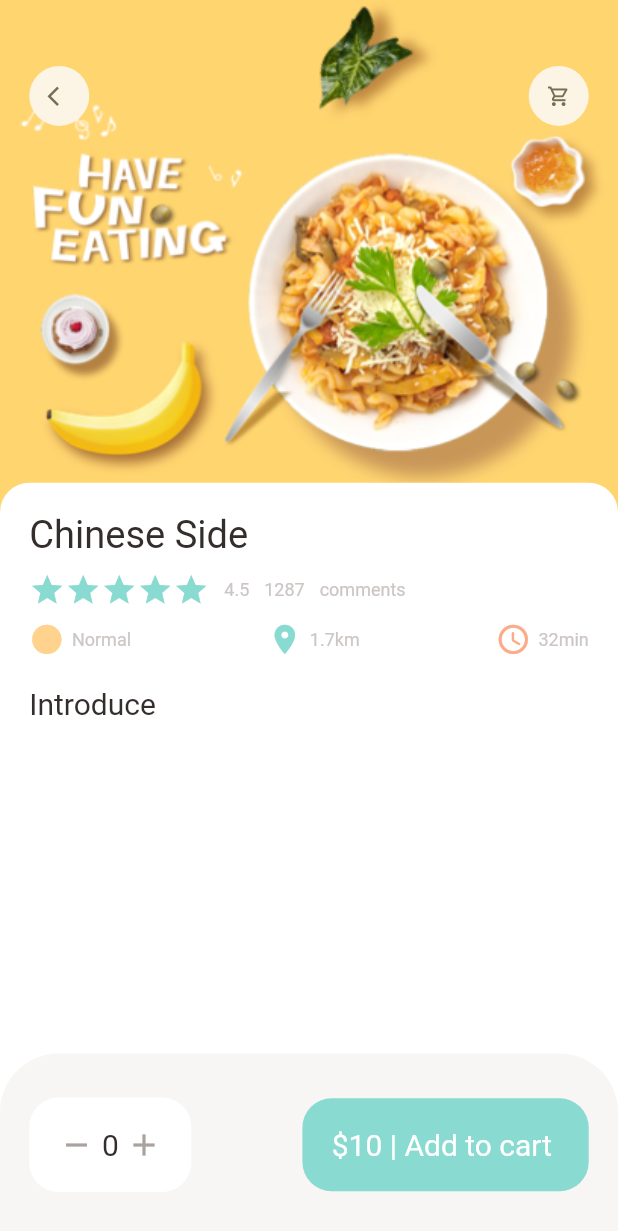
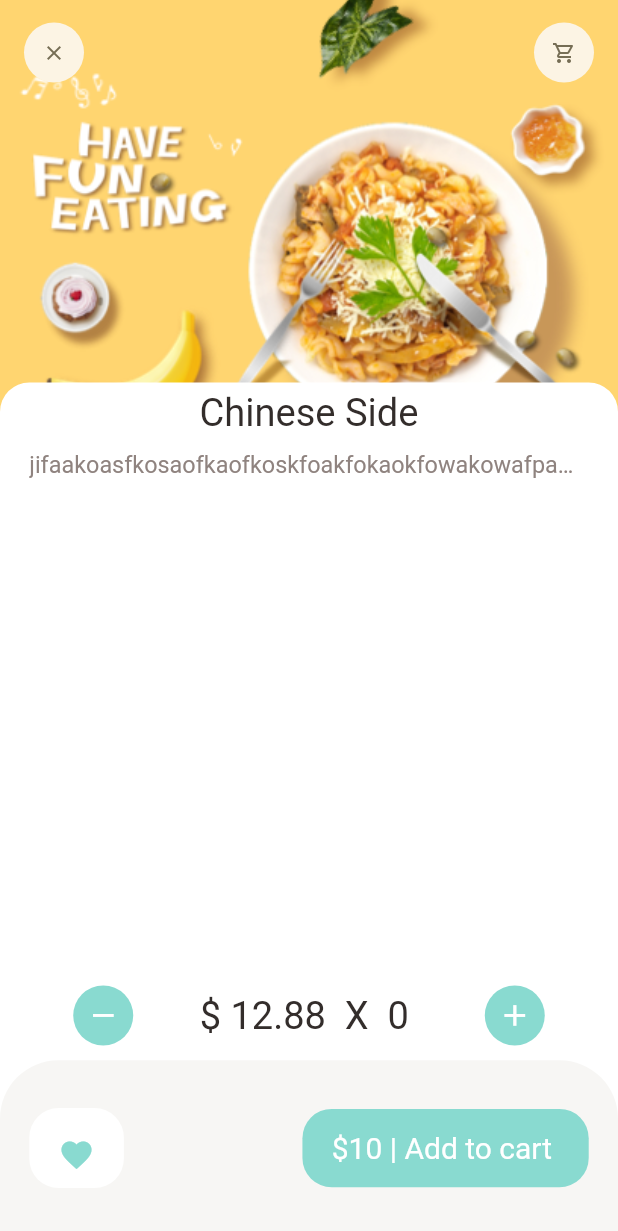
Before and after one commit to AliR20/Food-Delivery, a Flutter app: the screen it shows after launch, on a phone screen of 412 x 824 dp. Shown: the top 1231 px of the screen. Run offline on Flutter 3.47's test engine with Material 2 defaults, Android fonts, the phone set to English and light mode, and no system bars; our stand-ins replace dots_indicator, get.

Commit message:
added recommended food detail

```diff
--- a/lib/main.dart
+++ b/lib/main.dart
@@ -1,5 +1,6 @@
 
 import 'package:e_commerce_model/pages/food/popular_food_detail.dart';
+import 'package:e_commerce_model/pages/food/recommended_food_detail.dart';
 import 'package:flutter/material.dart';
 import 'package:get/get.dart';
 
@@ -11,9 +12,9 @@
   const MyApp({Key? key}) : super(key: key);
   @override
   Widget build(BuildContext context) {
-    return GetMaterialApp(
+    return const GetMaterialApp(
       debugShowCheckedModeBanner: false,
-      home: const PopularFoodDetail(),
+      home: RecommendedFoodDetail(),
     );
   }
 }
--- a/lib/pages/food/popular_food_detail.dart
+++ b/lib/pages/food/popular_food_detail.dart
@@ -1,6 +1,7 @@
 import 'package:e_commerce_model/utils/dimensions.dart';
 import 'package:e_commerce_model/widgets/app_column.dart';
 import 'package:e_commerce_model/widgets/app_icon.dart';
+import 'package:e_commerce_model/widgets/expandable_text_widget.dart';
 import 'package:flutter/material.dart';
 
 import '../../utils/colors.dart';
@@ -14,25 +15,27 @@
     return Scaffold(
       backgroundColor: Colors.white,
       body: Stack(children: [
+        //background image
         Positioned(
           right: 0,
           left: 0,
           child: Container(
             width: double.maxFinite,
             height: Dimensions.popularFoodImgSize,
-            decoration: BoxDecoration(
+            decoration: const BoxDecoration(
                 image: DecorationImage(
                     fit: BoxFit.cover,
                     image: AssetImage('assets/image/food0.png'))),
           ),
         ),
+        //icon widgets
         Positioned(
           left: Dimensions.width20,
           top: Dimensions.height45,
           right: Dimensions.width20,
           child: Row(
             mainAxisAlignment: MainAxisAlignment.spaceBetween,
-            children: [
+            children: const [
               AppIcon(
                 icon: Icons.arrow_back_ios,
               ),
@@ -42,6 +45,7 @@
             ],
           ),
         ),
+        // introduction of food
         Positioned(
           left: 0,
           right: 0,
@@ -63,11 +67,22 @@
             child: Column(
               crossAxisAlignment: CrossAxisAlignment.start,
               children: [
-                AppColumn(text: 'Chinese Side'),
+                const AppColumn(text: 'Chinese Side'),
                 SizedBox(
                   height: Dimensions.height20,
                 ),
-                BigText(text: 'Introduce')
+                const BigText(text: 'Introduce'),
+                 SizedBox(
+                  height: Dimensions.height20,
+                ),
+                const Expanded(
+                  child: SingleChildScrollView(
+                    child: ExpandableTextWidget(
+                      text:
+                          'kejfkassfkaskfmkamsfkmaskmdkasmkfmaskmkmkmzxkcmzkcmc,xzmc,maskmdlsmodwkqoffjowqjfkwqkfoqkofqkofq',
+                    ),
+                  ),
+                ),
               ],
             ),
           ),
@@ -96,7 +111,7 @@
             Container(
               padding: EdgeInsets.only(
                 top: Dimensions.height20,
-                bottom: Dimensions.height20,
+                bottom: Dimensions.height10,
                 right: Dimensions.width20,
                 left: Dimensions.width20,
               ),
@@ -107,18 +122,18 @@
                   color: Colors.white),
               child: Row(
                 children: [
-                  Icon(
+                  const Icon(
                     Icons.remove,
                     color: AppColors.signColor,
                   ),
                   SizedBox(
                     width: Dimensions.width10 / 2,
                   ),
-                  BigText(text: '0'),
+                  const BigText(text: '0'),
                   SizedBox(
                     width: Dimensions.width10 / 2,
                   ),
-                  Icon(
+                  const Icon(
                     Icons.add,
                     color: AppColors.signColor,
                   ),
@@ -126,17 +141,20 @@
               ),
             ),
             Container(
-              padding:  EdgeInsets.only(
-                top: Dimensions.height20,
-                bottom: Dimensions.height20,
+              padding: EdgeInsets.only(
+                top: Dimensions.height15,
+                bottom: Dimensions.height15,
                 right: Dimensions.width20,
                 left: Dimensions.width20,
-              ) ,
+              ),
               decoration: BoxDecoration(
                 borderRadius: BorderRadius.circular(Dimensions.radius20),
                 color: AppColors.mainColor,
               ),
-              child: BigText(text: '\$10 | Add to cart ',color: Colors.white,),
+              child: const BigText(
+                text: '\$10 | Add to cart ',
+                color: Colors.white,
+              ),
             ),
           ],
         ),
--- /dev/null
+++ b/lib/pages/food/recommended_food_detail.dart
@@ -0,0 +1,155 @@
+import 'package:e_commerce_model/utils/colors.dart';
+import 'package:e_commerce_model/utils/dimensions.dart';
+import 'package:e_commerce_model/widgets/app_icon.dart';
+import 'package:e_commerce_model/widgets/big_text.dart';
+import 'package:e_commerce_model/widgets/expandable_text_widget.dart';
+import 'package:flutter/material.dart';
+
+class RecommendedFoodDetail extends StatelessWidget {
+  const RecommendedFoodDetail({Key? key}) : super(key: key);
+
+  @override
+  Widget build(BuildContext context) {
+    return Scaffold(
+      backgroundColor: Colors.white,
+      body: CustomScrollView(
+        slivers: [
+          SliverAppBar(
+            pinned: true,
+            bottom: PreferredSize(
+              preferredSize: Size.fromHeight(20),
+              child: Container(
+                  padding: EdgeInsets.only(top: 5, bottom: 10),
+                  width: double.maxFinite,
+                  decoration: BoxDecoration(
+                    color: Colors.white,
+                    borderRadius: BorderRadius.only(
+                      topLeft: Radius.circular(
+                        Dimensions.radius20,
+                      ),
+                      topRight: Radius.circular(Dimensions.radius20),
+                    ),
+                  ),
+                  child: Center(
+                      child: BigText(
+                    text: 'Chinese Side',
+                    size: Dimensions.font26,
+                  ))),
+            ),
+            toolbarHeight: 70,
+            title: Row(
+              mainAxisAlignment: MainAxisAlignment.spaceBetween,
+              children: [
+                AppIcon(icon: Icons.clear),
+                AppIcon(icon: Icons.shopping_cart_outlined)
+              ],
+            ),
+            backgroundColor: AppColors.yellowColor,
+            expandedHeight: 300,
+            flexibleSpace: FlexibleSpaceBar(
+              background: Image.asset(
+                'assets/image/food0.png',
+                width: double.maxFinite,
+                fit: BoxFit.cover,
+              ),
+            ),
+          ),
+          SliverToBoxAdapter(
+              child: Column(
+            children: [
+              Container(
+                margin: EdgeInsets.only(
+                    left: Dimensions.width20, right: Dimensions.width20),
+                child: ExpandableTextWidget(
+                  text:
+                      'jifaakoasfkosaofkaofkoskfoakfokaokfowakowafpawflcklxvxlkxlbkcoxocosf0afk0fw',
+                ),
+              ),
+            ],
+          )),
+        ],
+      ),
+      bottomNavigationBar: Column(
+        mainAxisSize: MainAxisSize.min,
+        children: [
+          Container(
+            padding: EdgeInsets.only(
+                left: Dimensions.width20 * 2.5,
+                right: Dimensions.width20 * 2.5,
+                top: Dimensions.height10,
+                bottom: Dimensions.height10),
+            child: Row(
+              mainAxisAlignment: MainAxisAlignment.spaceBetween,
+              children: [
+                AppIcon(
+                  icon: Icons.remove,
+                  backgrounColor: AppColors.mainColor,
+                  iconColor: Colors.white,
+                  iconSize: Dimensions.iconSize24,
+                ),
+                BigText(text: '\$ 12.88 ' + ' X ' + ' 0 ',color: AppColors.mainBlackColor,size: Dimensions.font26),
+                AppIcon(
+                  icon: Icons.add,
+                  backgrounColor: AppColors.mainColor,
+                  iconColor: Colors.white,
+                  iconSize: Dimensions.iconSize24,
+                ),
+              ],
+            ),
+          ),
+          Container(
+        height: Dimensions.bottomHeightBar,
+        padding: EdgeInsets.only(
+          top: Dimensions.height30,
+          bottom: Dimensions.height30,
+          left: Dimensions.width20,
+          right: Dimensions.width20,
+        ),
+        decoration: BoxDecoration(
+          color: AppColors.buttonBackgroundColor,
+          borderRadius: BorderRadius.only(
+            topLeft: Radius.circular(
+              Dimensions.radius20 * 2,
+            ),
+            topRight: Radius.circular(Dimensions.radius20 * 2),
+          ),
+        ),
+        child: Row(
+          mainAxisAlignment: MainAxisAlignment.spaceBetween,
+          children: [
+            Container(
+              padding: EdgeInsets.only(
+                top: Dimensions.height20,
+                bottom: Dimensions.height10,
+                right: Dimensions.width20,
+                left: Dimensions.width20,
+              ),
+              decoration: BoxDecoration(
+                  borderRadius: BorderRadius.circular(
+                    Dimensions.radius20,
+                  ),
+                  color: Colors.white),
+              child: Icon(Icons.favorite,color: AppColors.mainColor,)
+            ),
+            Container(
+              padding: EdgeInsets.only(
+                top: Dimensions.height15,
+                bottom: Dimensions.height15,
+                right: Dimensions.width20,
+                left: Dimensions.width20,
+              ),
+              decoration: BoxDecoration(
+                borderRadius: BorderRadius.circular(Dimensions.radius20),
+                color: AppColors.mainColor,
+              ),
+              child: const BigText(
+                text: '\$10 | Add to cart ',
+                color: Colors.white,
+              ),
+            ),
+        ],
+      ),
+          )])
+    );
+  }
+}
--- a/lib/pages/home/food_page_body.dart
+++ b/lib/pages/home/food_page_body.dart
@@ -17,8 +17,8 @@
 class _FoodPageBodyState extends State<FoodPageBody> {
   PageController pageController = PageController(viewportFraction: 0.85);
   var _currPageValue = 0.0;
-  double _scaleFactor = 0.8;
-  double _height = Dimensions.pageViewContainer;
+  final double _scaleFactor = 0.8;
+  final double _height = Dimensions.pageViewContainer;
   @override
   void initState() {
     super.initState();
@@ -40,7 +40,7 @@
     return Column(
       children: [
         //slider section
-        Container(
+        SizedBox(
           height: Dimensions.pageView,
           child: PageView.builder(
               controller: pageController,
@@ -54,8 +54,8 @@
           dotsCount: 5,
           position: _currPageValue,
           decorator: DotsDecorator(
-              size: Size.square(9.0),
-              activeSize: Size(18.0, 9.0),
+              size: const Size.square(9.0),
+              activeSize: const Size(18.0, 9.0),
               activeColor: AppColors.mainColor,
               activeShape: RoundedRectangleBorder(
                 borderRadius: BorderRadius.circular(5.0),
@@ -72,20 +72,20 @@
           child: Row(
             crossAxisAlignment: CrossAxisAlignment.end,
             children: [
-              BigText(text: 'Popular'),
+              const BigText(text: 'Popular'),
               SizedBox(
                 width: Dimensions.width10,
               ),
               Container(
-                margin: EdgeInsets.only(bottom: 3),
-                child: BigText(text: '.', color: Colors.black26),
+                margin: const EdgeInsets.only(bottom: 3),
+                child: const BigText(text: '.', color: Colors.black26),
               ),
               SizedBox(
                 width: Dimensions.width10,
               ),
               Container(
-                margin: EdgeInsets.only(bottom: 2),
-                child: SmallText(text: 'Food pairing'),
+                margin: const EdgeInsets.only(bottom: 2),
+                child: const SmallText(text: 'Food pairing'),
               )
             ],
           ),
@@ -93,7 +93,7 @@
         //List of food and images
         ListView.builder(
             shrinkWrap: true,
-            physics: NeverScrollableScrollPhysics(),
+            physics: const NeverScrollableScrollPhysics(),
             itemCount: 10,
             itemBuilder: (context, index) {
               return Container(
@@ -111,7 +111,7 @@
                           borderRadius:
                               BorderRadius.circular(Dimensions.radius20),
                           color: Colors.white38,
-                          image: DecorationImage(
+                          image: const DecorationImage(
                               fit: BoxFit.cover,
                               image: AssetImage('assets/image/food0.png'))),
                     ),
@@ -132,13 +132,13 @@
                             crossAxisAlignment: CrossAxisAlignment.start,
                             mainAxisAlignment: MainAxisAlignment.center,
                             children: [
-                              BigText(text: 'Nutritious fruit meal in China'),
+                              const BigText(text: 'Nutritious fruit meal in China'),
                               SizedBox(height: Dimensions.height10,),
-                              SmallText(text: 'With chinese characteristics'),
+                              const SmallText(text: 'With chinese characteristics'),
                               SizedBox(height: Dimensions.height10,),
                                  Row(
                       mainAxisAlignment: MainAxisAlignment.spaceBetween,
-                      children: [
+                      children: const [
                         IconAndTextWidget(
                             icon: Icons.circle_sharp,
                             text: 'Normal',
@@ -203,8 +203,8 @@
             ),
             decoration: BoxDecoration(
                 borderRadius: BorderRadius.circular(Dimensions.radius30),
-                color: index.isEven ? Color(0xFF69c5df) : Color(0xFF9294cc),
-                image: DecorationImage(
+                color: index.isEven ? const Color(0xFF69c5df) : const Color(0xFF9294cc),
+                image: const DecorationImage(
                     image: AssetImage('assets/image/food0.png'),
                     fit: BoxFit.cover)),
           ),
@@ -219,7 +219,7 @@
               decoration: BoxDecoration(
                 borderRadius: BorderRadius.circular(Dimensions.radius20),
                 color: Colors.white,
-                boxShadow: [
+                boxShadow: const [
                   BoxShadow(
                     color: Color(0xFFe8e8e8),
                     blurRadius: 5.0,
@@ -241,7 +241,7 @@
                   right: Dimensions.width15,
                   left: Dimensions.width15,
                 ),
-                child: AppColumn(text: 'Chinese Side',),
+                child: const AppColumn(text: 'Chinese Side',),
               ),
             ),
           ),
--- a/lib/pages/home/main_food_page.dart
+++ b/lib/pages/home/main_food_page.dart
@@ -32,9 +32,9 @@
               children: [
                 Column(
                   children: [
-                    BigText(text: 'Bangladesh',color: AppColors.mainColor,),
+                    const BigText(text: 'Bangladesh',color: AppColors.mainColor,),
                     Row(
-                      children: [
+                      children: const [
                         SmallText(text: 'Narsingdi',color: Colors.black54,),
                         Icon(Icons.arrow_drop_down_rounded),
                       ],
@@ -59,7 +59,7 @@
             ),
           ),
           //Showing the body
-          Expanded(child: SingleChildScrollView(child: FoodPageBody())),
+          const Expanded(child: SingleChildScrollView(child: FoodPageBody())),
         ],
       ),
     );
--- a/lib/utils/colors.dart
+++ b/lib/utils/colors.dart
@@ -1,17 +1,17 @@
 import 'dart:ui';
 
 class AppColors{
-  static final Color textColor = const Color(0xFFccc7c5);
-  static final Color mainColor = const Color(0xFF89dad0);
+  static const Color textColor = Color(0xFFccc7c5);
+  static const Color mainColor = Color(0xFF89dad0);
   //static final Color mainColor = const Color(0xFFfa7552);
-  static final Color iconColor1 = const Color(0xFFffd28d);
-  static final Color iconColor2 = const Color(0xFFfcab88);
-  static final Color paraColor = const Color(0xFF8f837f);
-  static final Color buttonBackgroundColor= const Color(0xFFf7f6f4);
-  static final Color signColor = const Color(0xFFa9a29f);
-  static final Color titleColor = const Color(0xFF5c524f);
-  static final Color mainBlackColor = const Color(0xFF332d2b);
+  static const Color iconColor1 = Color(0xFFffd28d);
+  static const Color iconColor2 = Color(0xFFfcab88);
+  static const Color paraColor = Color(0xFF8f837f);
+  static const Color buttonBackgroundColor= Color(0xFFf7f6f4);
+  static const Color signColor = Color(0xFFa9a29f);
+  static const Color titleColor = Color(0xFF5c524f);
+  static const Color mainBlackColor = Color(0xFF332d2b);
   //static final Color yellowColor = const Color(0xFFfa7552);
-  static final Color yellowColor = const Color(0xFFffd379);
+  static const Color yellowColor = Color(0xFFffd379);
 
 }
--- a/lib/utils/dimensions.dart
+++ b/lib/utils/dimensions.dart
@@ -18,6 +18,7 @@
   static double width20 = screenHeight / 42.2;
   static double width30 = screenHeight / 28.13;
    // font size
+   static double font16 = screenHeight/ 52.75;
   static double font20 = screenHeight / 42.2;
     static double font26 = screenHeight / 32.46;
   //Radius
@@ -33,4 +34,7 @@
 
   // popular food
   static double popularFoodImgSize = screenHeight/2.41;
+
+  // bottom height
+  static double bottomHeightBar = screenHeight/7.03;
 }
--- a/lib/widgets/app_column.dart
+++ b/lib/widgets/app_column.dart
@@ -24,23 +24,23 @@
                         Wrap(
                           children: List.generate(
                               5,
-                              (index) => Icon(
+                              (index) => const Icon(
                                     Icons.star,
                                     color: AppColors.mainColor,
                                   )),
                         ),
-                        SizedBox(
+                        const SizedBox(
                           width: 10,
                         ),
-                        SmallText(text: '4.5'),
-                        SizedBox(
+                        const SmallText(text: '4.5'),
+                        const SizedBox(
                           width: 10,
                         ),
-                        SmallText(text: '1287'),
-                        SizedBox(
+                        const SmallText(text: '1287'),
+                        const SizedBox(
                           width: 10,
                         ),
-                        SmallText(text: 'comments'),
+                        const SmallText(text: 'comments'),
                       ],
                     ),
                     SizedBox(
@@ -48,7 +48,7 @@
                     ),
                     Row(
                       mainAxisAlignment: MainAxisAlignment.spaceBetween,
-                      children: [
+                      children: const [
                         IconAndTextWidget(
                             icon: Icons.circle_sharp,
                             text: 'Normal',
--- a/lib/widgets/app_icon.dart
+++ b/lib/widgets/app_icon.dart
@@ -6,9 +6,11 @@
   final Color backgrounColor;
   final Color iconColor;
   final double size;
+  final double iconSize;
   const AppIcon(
       {Key? key,
       required this.icon,
+      this.iconSize = 16,
       this.backgrounColor = const Color(0xFFfcf4e4),
       this.iconColor = const Color(0xFF756d54),
       this.size = 40})
@@ -24,7 +26,7 @@
         color: backgrounColor,
 
       ),
-      child: Icon(icon,color: iconColor,size: Dimensions.iconSize16,),
+      child: Icon(icon,color: iconColor,size: iconSize,),
     );
   }
 }
--- a/lib/widgets/big_text.dart
+++ b/lib/widgets/big_text.dart
@@ -1,16 +1,15 @@
 
 
-import 'package:e_commerce_model/utils/dimensions.dart';
 import 'package:flutter/material.dart';
 
 
 class BigText extends StatelessWidget {
   final String text;
-  double size;
-  Color? color;
+  final double size;
+  final Color? color;
   final TextOverflow overflow;
 
- BigText({
+ const BigText({
     Key? key,
     required this.text,
     this.color = const Color(0xFF332d2b),
--- a/lib/widgets/expandable_text_widget.dart
+++ b/lib/widgets/expandable_text_widget.dart
@@ -0,0 +1,75 @@
+import 'package:e_commerce_model/utils/colors.dart';
+import 'package:e_commerce_model/utils/dimensions.dart';
+import 'package:e_commerce_model/widgets/small_text.dart';
+import 'package:flutter/material.dart';
+
+class ExpandableTextWidget extends StatefulWidget {
+  final String text;
+  const ExpandableTextWidget({Key? key, required this.text}) : super(key: key);
+
+  @override
+  State<ExpandableTextWidget> createState() => _ExpandableTextWidgetState();
+}
+
+class _ExpandableTextWidgetState extends State<ExpandableTextWidget> {
+  late String firstHalf;
+  late String secondHalf;
+  bool hiddenText = true;
+  double textHeight = Dimensions.screenHeight / 5.63;
+
+  @override
+  void initState() {
+    super.initState();
+    if (widget.text.length > textHeight) {
+      firstHalf = widget.text.substring(0, textHeight.toInt());
+      secondHalf =
+          widget.text.substring(textHeight.toInt() + 1, widget.text.length);
+    } else {
+      firstHalf = widget.text;
+      secondHalf = '';
+    }
+  }
+
+  @override
+  Widget build(BuildContext context) {
+    return Container(
+      child: secondHalf.isEmpty
+          ? SmallText(
+            color: AppColors.paraColor,
+            size: Dimensions.font16,
+            text: firstHalf)
+          : Column(
+              children: [
+                SmallText(
+                  size: Dimensions.font16,
+                    color: AppColors.paraColor,
+                    height: 1.8,
+                    text: hiddenText
+                        ? ('$firstHalf...')
+                        : (firstHalf + secondHalf)),
+                InkWell(
+                  onTap: () {
+                    setState(() {
+                      hiddenText = !hiddenText;
+                    });
+                  },
+                  child: Row(
+                    children: [
+                      const SmallText(
+                        text: 'Show more',
+                        color: AppColors.mainColor,
+                      ),
+                      Icon(
+                        hiddenText
+                            ? Icons.arrow_drop_down
+                            : Icons.arrow_drop_up,
+                        color: AppColors.mainColor,
+                      )
+                    ],
+                  ),
+                ),
+              ],
+            ),
+    );
+  }
+}
--- a/lib/widgets/icon_and_text_widget.dart
+++ b/lib/widgets/icon_and_text_widget.dart
@@ -22,7 +22,7 @@
           color: iconColor,
           size: Dimensions.iconSize24,
         ),
-        SizedBox(
+        const SizedBox(
           width: 5,
         ),
         SmallText(
--- a/lib/widgets/small_text.dart
+++ b/lib/widgets/small_text.dart
@@ -2,11 +2,11 @@
 
 class SmallText extends StatelessWidget {
   final String text;
-  double size;
-  Color? color;
+  final double size;
+  final Color? color;
   final TextOverflow overflow;
-   double height;
- SmallText({
+  final  double height;
+ const SmallText({
     Key? key,
     required this.text,
     this.color = const Color(0xFFccc7c5),
```
